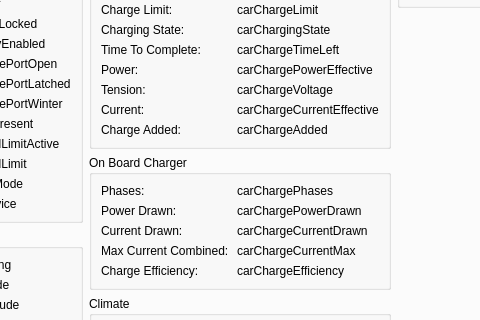
Old version of the form ui/vehicle_view.ui in the repository alvarosanchez/easy-tesla-remote; both pictures show x 486 to 966 and y 138 to 458 of the 1176 by 824 pixel window.
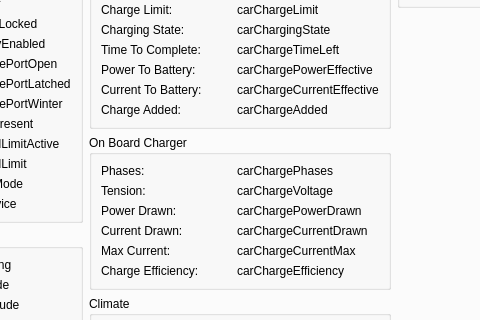
New version of the form.

Commit message: Changed tension and current for three phases

The edit to the form file:
```diff
--- a/ui/vehicle_view.ui
+++ b/ui/vehicle_view.ui
@@ -1088,32 +1088,6 @@
                   </property>
                  </widget>
                 </item>
-                <item row="9" column="0">
-                 <widget class="QLabel" name="label_26">
-                  <property name="minimumSize">
-                   <size>
-                    <width>130</width>
-                    <height>0</height>
-                   </size>
-                  </property>
-                  <property name="text">
-                   <string>Tension:</string>
-                  </property>
-                 </widget>
-                </item>
-                <item row="9" column="1">
-                 <widget class="QLabel" name="carChargeVoltage">
-                  <property name="text">
-                   <string>carChargeVoltage</string>
-                  </property>
-                  <property name="valueAdapter" stdset="0">
-                   <string notr="true">charge_tension</string>
-                  </property>
-                  <property name="units" stdset="0">
-                   <string notr="true">V</string>
-                  </property>
-                 </widget>
-                </item>
                 <item row="7" column="0">
                  <widget class="QLabel" name="label_14">
                   <property name="minimumSize">
@@ -1123,7 +1097,7 @@
                    </size>
                   </property>
                   <property name="text">
-                   <string>Power:</string>
+                   <string>Power To Battery:</string>
                   </property>
                  </widget>
                 </item>
@@ -1195,7 +1169,7 @@
                 <item row="13" column="0">
                  <widget class="QLabel" name="label_46">
                   <property name="text">
-                   <string>Current:</string>
+                   <string>Current To Battery:</string>
                   </property>
                  </widget>
                 </item>
@@ -1241,14 +1215,14 @@
                 <string>On Board Charger</string>
                </property>
                <layout class="QFormLayout" name="formLayout_17">
-                <item row="1" column="0">
+                <item row="2" column="0">
                  <widget class="QLabel" name="label_44">
                   <property name="text">
                    <string>Power Drawn:</string>
                   </property>
                  </widget>
                 </item>
-                <item row="1" column="1">
+                <item row="2" column="1">
                  <widget class="QLabel" name="carChargePowerDrawn">
                   <property name="text">
                    <string>carChargePowerDrawn</string>
@@ -1264,14 +1238,14 @@
                   </property>
                  </widget>
                 </item>
-                <item row="4" column="0">
+                <item row="5" column="0">
                  <widget class="QLabel" name="label_47">
                   <property name="text">
                    <string>Charge Efficiency:</string>
                   </property>
                  </widget>
                 </item>
-                <item row="4" column="1">
+                <item row="5" column="1">
                  <widget class="QLabel" name="carChargeEfficiency">
                   <property name="text">
                    <string>carChargeEfficiency</string>
@@ -1287,7 +1261,7 @@
                   </property>
                  </widget>
                 </item>
-                <item row="2" column="0">
+                <item row="3" column="0">
                  <widget class="QLabel" name="label_23">
                   <property name="minimumSize">
                    <size>
@@ -1300,7 +1274,7 @@
                   </property>
                  </widget>
                 </item>
-                <item row="2" column="1">
+                <item row="3" column="1">
                  <widget class="QLabel" name="carChargeCurrentDrawn">
                   <property name="text">
                    <string>carChargeCurrentDrawn</string>
@@ -1316,7 +1290,7 @@
                   </property>
                  </widget>
                 </item>
-                <item row="3" column="0">
+                <item row="4" column="0">
                  <widget class="QLabel" name="label_25">
                   <property name="minimumSize">
                    <size>
@@ -1325,11 +1299,11 @@
                    </size>
                   </property>
                   <property name="text">
-                   <string>Max Current Combined:</string>
+                   <string>Max Current:</string>
                   </property>
                  </widget>
                 </item>
-                <item row="3" column="1">
+                <item row="4" column="1">
                  <widget class="QLabel" name="carChargeCurrentMax">
                   <property name="text">
                    <string>carChargeCurrentMax</string>
@@ -1368,6 +1342,35 @@
                   </property>
                  </widget>
                 </item>
+                <item row="1" column="0">
+                 <widget class="QLabel" name="label_26">
+                  <property name="minimumSize">
+                   <size>
+                    <width>130</width>
+                    <height>0</height>
+                   </size>
+                  </property>
+                  <property name="text">
+                   <string>Tension:</string>
+                  </property>
+                 </widget>
+                </item>
+                <item row="1" column="1">
+                 <widget class="QLabel" name="carChargeVoltage">
+                  <property name="text">
+                   <string>carChargeVoltage</string>
+                  </property>
+                  <property name="valueAdapter" stdset="0">
+                   <string notr="true">charge_tension</string>
+                  </property>
+                  <property name="units" stdset="0">
+                   <string notr="true">V</string>
+                  </property>
+                  <property name="round" stdset="0">
+                   <number>2</number>
+                  </property>
+                 </widget>
+                </item>
                </layout>
               </widget>
              </item>
```
The commit also changes 4 other files.
